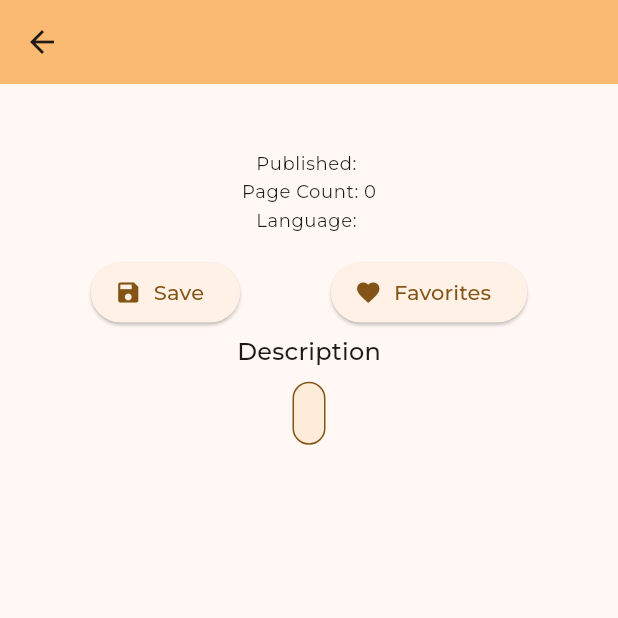
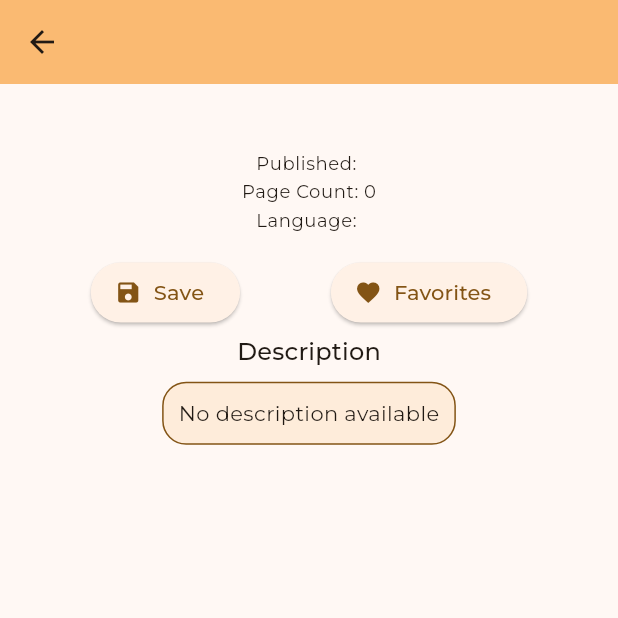
Before and after one commit to shahzaib0779/book_tracker, a Flutter app: the BooksDetails screen opened directly with empty values, on a phone screen of 412 x 824 dp, the top half of it. Run offline on Flutter 3.47's test engine with Material 3 defaults, Android fonts, the phone set to English and light mode, and no system bars; our stand-ins replace sqflite, sqflite_common_ffi; accounts and stored records are empty; project files that could hold a hidden picture were left out.

Commit message:
Add fallback text for book description in details view

```diff
--- a/lib/pages/books_details.dart
+++ b/lib/pages/books_details.dart
@@ -77,7 +77,8 @@ class _BooksDetailsState extends State<BooksDetails> {
                   color: theme.colorScheme.inversePrimary.withOpacity(0.2),
                   borderRadius: BorderRadius.all(Radius.circular(16))
                 ),
-                child: Text(bookData.bookItem.description,style:theme.textTheme.bodyMedium?.copyWith(fontFamily: 'Montserrat'),)),
+                child:
+                 Text( bookData.bookItem.description.isNotEmpty?bookData.bookItem.description:"No description available",style:theme.textTheme.bodyMedium?.copyWith(fontFamily: 'Montserrat'),)),
             ],
 
           ),
```
